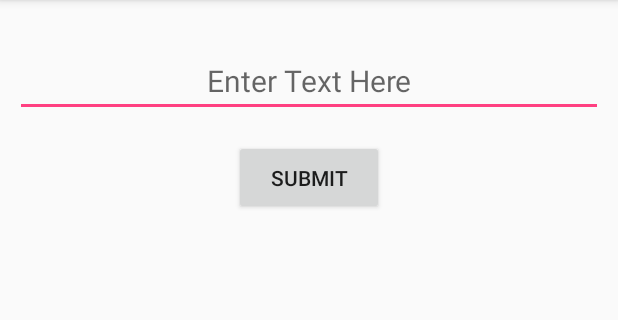
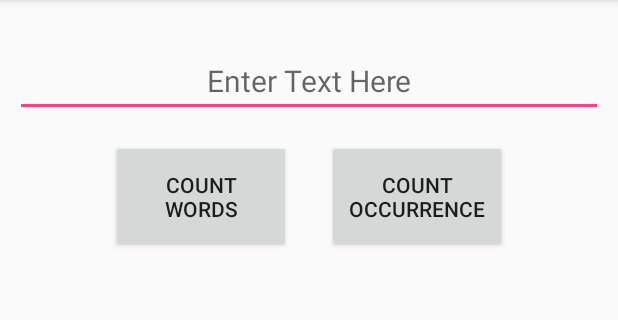
Before and after one commit to Alequin/word_count_homework, an Android app: the screen it shows after launch (MainActivity), on a phone screen of 412 x 824 dp, the part 84-404 px from its top. Run offline under Robolectric (Android 15) with nearby library versions, the phone set to English and light mode, and no system bars.

Commit message:
MainActivity: changed listeners for xml on click methods

```diff
--- a/TextCounter/app/src/main/java/com/example/james/textcounter/MainActivity.java
+++ b/TextCounter/app/src/main/java/com/example/james/textcounter/MainActivity.java
@@ -9,22 +9,26 @@ import android.widget.TextView;
 
 public class MainActivity extends AppCompatActivity {
 
+    private EditText enterText;
+    private TextView outputView;
+
     @Override
     protected void onCreate(Bundle savedInstanceState) {
         super.onCreate(savedInstanceState);
         setContentView(R.layout.activity_main);
 
-        final EditText enterTest = (EditText) findViewById(R.id.enter_text_view_main_activity);
-        final Button countButton = (Button) findViewById(R.id.count_button_main_activity);
-        final TextView outputView = (TextView) findViewById(R.id.output_view_main_activity);
+        enterText = (EditText) findViewById(R.id.enter_text_view_main_activity);
+        outputView = (TextView) findViewById(R.id.output_view_main_activity);
 
-        countButton.setOnClickListener(new View.OnClickListener() {
-            @Override
-            public void onClick(View v) {
-                final String text = enterTest.getText().toString();
-                final int wordCount = WordCounter.count(text);
-                outputView.setText(Integer.toString(wordCount));
-            }
-        });
+    }
+
+    public void onClickCountButton(View view){
+        final String text = enterText.getText().toString();
+        final int wordCount = WordCounter.count(text);
+        outputView.setText(Integer.toString(wordCount));
+    }
+
+    public void onClickOccurrenceButton(View view){
+
     }
 }
--- a/TextCounter/app/src/main/java/com/example/james/textcounter/WordCounter.java
+++ b/TextCounter/app/src/main/java/com/example/james/textcounter/WordCounter.java
@@ -29,6 +29,8 @@ public class WordCounter {
         return occurrenceHash;
     }
 
+
+
     private static String removeNonLetterFromEnd(String string){
         int indexToKeep = string.length();
         char[] letters = string.toCharArray();
--- a/TextCounter/app/src/main/res/layout/activity_main.xml
+++ b/TextCounter/app/src/main/res/layout/activity_main.xml
@@ -22,13 +22,28 @@
 
     <Button
         android:id="@+id/count_button_main_activity"
-        android:layout_width="100dp"
-        android:layout_height="50dp"
+        android:layout_width="120dp"
+        android:layout_height="75dp"
         app:layout_constraintTop_toBottomOf="@+id/enter_text_view_main_activity"
         app:layout_constraintLeft_toLeftOf="parent"
+        app:layout_constraintRight_toRightOf="@+id/occurrence_button_main_activity"
+        android:layout_marginRight="70dp"
+        android:layout_marginTop="15dp"
+        android:textSize="14dp"
+        android:text="@string/count_button"
+        android:onClick="onClickCountButton"/>
+
+    <Button
+        android:id="@+id/occurrence_button_main_activity"
+        android:layout_width="120dp"
+        android:layout_height="75dp"
+        app:layout_constraintTop_toBottomOf="@+id/enter_text_view_main_activity"
+        app:layout_constraintLeft_toLeftOf="@+id/count_button_main_activity"
+        android:layout_marginLeft="70dp"
         app:layout_constraintRight_toRightOf="parent"
         android:layout_marginTop="15dp"
-        android:text="@string/submit_button"/>
+        android:text="@string/occurrence_button"
+        android:onClick="onClickOccurrenceButton"/>
 
     <TextView
         android:id="@+id/output_view_main_activity"
--- a/TextCounter/app/src/main/res/values/strings.xml
+++ b/TextCounter/app/src/main/res/values/strings.xml
@@ -1,5 +1,6 @@
 <resources>
     <string name="app_name">TextCounter</string>
     <string name="enter_text_hint">Enter Text Here</string>
-    <string name="submit_button">Submit</string>
+    <string name="count_button">Count Words</string>
+    <string name="occurrence_button">Count Occurrence</string>
 </resources>
```
